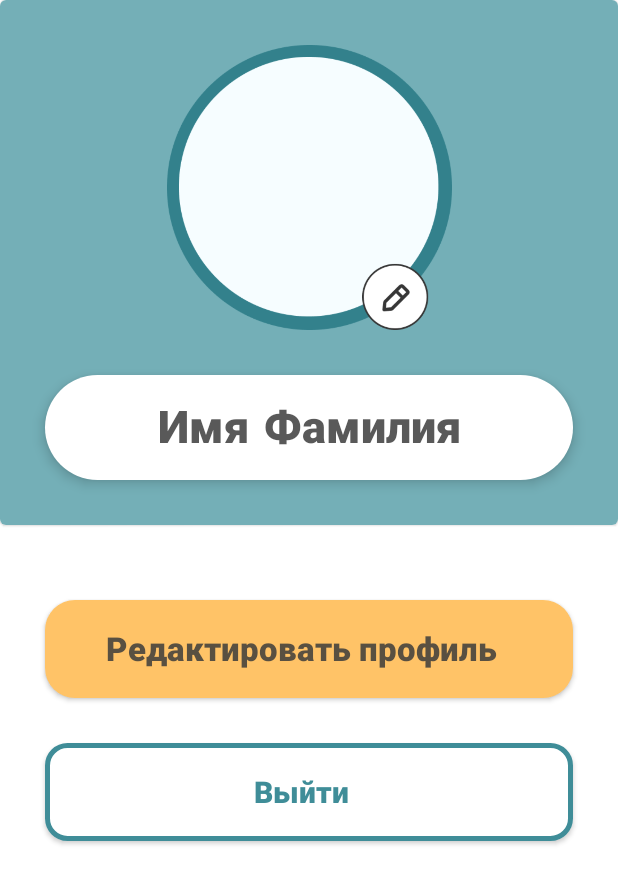
After one commit to NikitaKh06/DetiApplication, an Android app built with Jetpack Compose: the composable ChildrenProfileScreen shown on its own in the app's theme, on a phone screen of 412 x 824 dp. The commit adds this screen. Shown: the top 884 px of the screen. Run offline under Robolectric (Android 15) with nearby library versions, the phone set to English and light mode, and no system bars.

Commit message:
Adding profile screen.

```diff
--- a/app/src/main/java/com/example/detiapplication/presentation/NavGraph.kt
+++ b/app/src/main/java/com/example/detiapplication/presentation/NavGraph.kt
@@ -7,7 +7,7 @@ import androidx.navigation.compose.NavHost
 import androidx.navigation.compose.composable
 import androidx.navigation.navArgument
 import com.example.detiapplication.presentation.screens.*
-import com.example.detiapplication.presentation.screens.bottom_navigation.*
+import com.example.detiapplication.presentation.screens.bottom_navigation_children.*
 
 @Composable
 fun SetupNavGraph(navController: NavHostController, viewModel: MainViewModel) {
@@ -18,9 +18,9 @@ fun SetupNavGraph(navController: NavHostController, viewModel: MainViewModel) {
     ) {
 
         composable(
-            route = Screens.MainNavScreen.route
+            route = Screens.ChildrenMainNavScreen.route
         ) {
-            MainNavScreen()
+            ChildrenMainNavScreen()
         }
 
         composable(
--- a/app/src/main/java/com/example/detiapplication/presentation/screens/ChildrenRegistrationScreens.kt
+++ b/app/src/main/java/com/example/detiapplication/presentation/screens/ChildrenRegistrationScreens.kt
@@ -140,7 +140,7 @@ fun ChildrenSignInScreen(navController: NavController, viewModel: MainViewModel)
                     viewModel.childrenLoginStatus.observe(lifecycleOwner) {
                         if(it == true) {
                             Toast.makeText(context, "Successful login", Toast.LENGTH_SHORT).show()
-                            navController.navigate(Screens.MainNavScreen.route)
+                            navController.navigate(Screens.ChildrenMainNavScreen.route)
                             viewModel.resetLoginStatus()
                         }
                         else if (it == false) {
--- a/app/src/main/java/com/example/detiapplication/presentation/screens/Screens.kt
+++ b/app/src/main/java/com/example/detiapplication/presentation/screens/Screens.kt
@@ -3,7 +3,8 @@ package com.example.detiapplication.presentation.screens
 sealed class Screens(val route: String) {
     object SelectionScreen: Screens(route = "selection_screen")
 
-    object MainNavScreen: Screens(route = "main_nav_screen")
+    object ChildrenMainNavScreen: Screens(route = "main_nav_screen")
+    object ParentMainNavScreen: Screens(route = "main_nav_screen")
 
     object SearchChildrenScreen: Screens(route = "search_children_screen/{parent_email}")
 
--- a/app/src/main/java/com/example/detiapplication/presentation/screens/bottom_navigation/HomeScreen.kt
+++ b/app/src/main/java/com/example/detiapplication/presentation/screens/bottom_navigation_children/ChildrenHomeScreen.kt
@@ -1,4 +1,4 @@
-package com.example.detiapplication.presentation.screens.bottom_navigation
+package com.example.detiapplication.presentation.screens.bottom_navigation_children
 
 import androidx.compose.foundation.layout.*
 import androidx.compose.foundation.shape.RoundedCornerShape
@@ -15,7 +15,7 @@ import androidx.navigation.NavController
 import com.example.detiapplication.presentation.theme.*
 
 @Composable
-fun HomeScreen(navController: NavController, bottomPaddingValues: PaddingValues) {
+fun ChildrenHomeScreen(navController: NavController, bottomPaddingValues: PaddingValues) {
     Column(
         modifier = Modifier
             .fillMaxSize()
--- /dev/null
+++ b/app/src/main/java/com/example/detiapplication/presentation/screens/bottom_navigation_children/ChildrenProfileScreen.kt
@@ -0,0 +1,116 @@
+package com.example.detiapplication.presentation.screens.bottom_navigation_children
+
+import androidx.compose.foundation.BorderStroke
+import androidx.compose.foundation.layout.*
+import androidx.compose.foundation.shape.RoundedCornerShape
+import androidx.compose.material.*
+import androidx.compose.runtime.Composable
+import androidx.compose.ui.Alignment
+import androidx.compose.ui.Modifier
+import androidx.compose.ui.graphics.Color
+import androidx.compose.ui.res.painterResource
+import androidx.compose.ui.text.TextStyle
+import androidx.compose.ui.text.font.FontWeight
+import androidx.compose.ui.unit.dp
+import androidx.compose.ui.unit.sp
+import androidx.navigation.NavController
+import com.example.detiapplication.R
+import com.example.detiapplication.presentation.theme.*
+
+
+@Composable
+fun ChildrenProfileScreen(navController: NavController, paddingValues: PaddingValues) {
+    Column(
+        modifier = Modifier
+            .fillMaxSize()
+            .padding(bottom = paddingValues.calculateBottomPadding() + 15.dp)
+    ) {
+        Card(
+            modifier = Modifier
+                .fillMaxWidth()
+                .height(350.dp)
+        ) {
+            Surface(color = GreenSomeLight) {
+                Column(
+                    horizontalAlignment = Alignment.CenterHorizontally
+                ) {
+                    Icon(
+                        painter = painterResource(id = R.drawable.avatar_edit),
+                        contentDescription = "edit_avatar",
+                        modifier = Modifier
+                            .padding(top = 30.dp)
+                            .size(190.dp),
+                        tint = Color.Unspecified
+                    )
+                    Card(modifier = Modifier
+                        .fillMaxWidth()
+                        .padding(start = 30.dp, end = 30.dp, top = 30.dp)
+                        .height(70.dp),
+                        elevation = 5.dp,
+                        shape = RoundedCornerShape(35.dp)
+                    ) {
+                        Box(modifier = Modifier
+                            .fillMaxSize()
+                        ) {
+                            Row(modifier = Modifier
+                                .align(Alignment.Center)
+                            ) {
+                                Text(
+                                    text = "Имя",
+                                    modifier = Modifier.padding(end = 10.dp),
+                                    style = TextStyle(fontSize = 30.sp, fontWeight = FontWeight(800)),
+                                    color = Black
+                                )
+                                Text(
+                                    text = "Фамилия",
+                                    style = TextStyle(fontSize = 30.sp, fontWeight = FontWeight(800)),
+                                    color = Black
+                                )
+                            }
+                        }
+                    }
+                }
+            }
+        }
+
+        Button(
+            modifier = Modifier
+                .fillMaxWidth()
+                .padding(top = 50.dp, start = 30.dp, end = 30.dp)
+                .height(65.dp)
+            ,
+            colors = ButtonDefaults.buttonColors(LightOrange),
+            onClick = {
+                      /*TODO*/
+                      },
+            shape = RoundedCornerShape(20.dp)
+        ) {
+            Text(
+                text = "Редактировать профиль",
+                modifier = Modifier.padding(end = 10.dp),
+                style = TextStyle(fontSize = 22.sp, fontWeight = FontWeight(800)),
+                color = Black
+            )
+        }
+
+        Button(
+            modifier = Modifier
+                .fillMaxWidth()
+                .padding(top = 30.dp, start = 30.dp, end = 30.dp)
+                .height(65.dp)
+            ,
+            colors = ButtonDefaults.buttonColors(Color.White),
+            border = BorderStroke(3.dp, GreenMoreDark),
+            onClick = { /*TODO*/ },
+            shape = RoundedCornerShape(15.dp)
+        ) {
+            Text(
+                text = "Выйти",
+                modifier = Modifier.padding(end = 10.dp),
+                style = TextStyle(fontSize = 20.sp, fontWeight = FontWeight(800)),
+                color = GreenMoreDark
+            )
+        }
+
+    }
+}
```
Also changed, not shown: app/src/main/java/com/example/detiapplication/presentation/screens/bottom_navigation/BottomNavGraph.kt (deleted, +0 -30 lines), app/src/main/java/com/example/detiapplication/presentation/screens/bottom_navigation/ProfileScreen.kt (deleted, +0 -9 lines), app/src/main/java/com/example/detiapplication/presentation/screens/bottom_navigation/SettingsScreen.kt (deleted, +0 -9 lines), app/src/main/java/com/example/detiapplication/presentation/screens/bottom_navigation_children/BottomBarScreensChildren.kt (renamed from app/src/main/java/com/example/detiapplication/presentation/screens/bottom_navigation/BottomBarScreens.kt, +5 -5 lines), app/src/main/java/com/example/detiapplication/presentation/screens/bottom_navigation_children/BottomNavGraphChildren.kt (added, +30 -0 lines), app/src/main/java/com/example/detiapplication/presentation/screens/bottom_navigation_children/ChildrenMainNavScreen.kt (renamed from app/src/main/java/com/example/detiapplication/presentation/screens/bottom_navigation/MainNavScreen.kt, +9 -9 lines), app/src/main/java/com/example/detiapplication/presentation/screens/bottom_navigation_children/ChildrenSettingsScreen.kt (added, +26 -0 lines), app/src/main/java/com/example/detiapplication/presentation/screens/bottom_navigation_parent/BottomBarScreensParent.kt (added, +31 -0 lines), app/src/main/java/com/example/detiapplication/presentation/screens/bottom_navigation_parent/BottomNavGraphParent.kt (added, +30 -0 lines), app/src/main/java/com/example/detiapplication/presentation/screens/bottom_navigation_parent/ParentHomeScreen.kt (added, +8 -0 lines), app/src/main/java/com/example/detiapplication/presentation/screens/bottom_navigation_parent/ParentMainNavScreen.kt (added, +16 -0 lines), app/src/main/java/com/example/detiapplication/presentation/screens/bottom_navigation_parent/ParentProfileScreen.kt (added, +8 -0 lines), app/src/main/java/com/example/detiapplication/presentation/screens/bottom_navigation_parent/ParentSettingsScreen.kt (added, +24 -0 lines).
